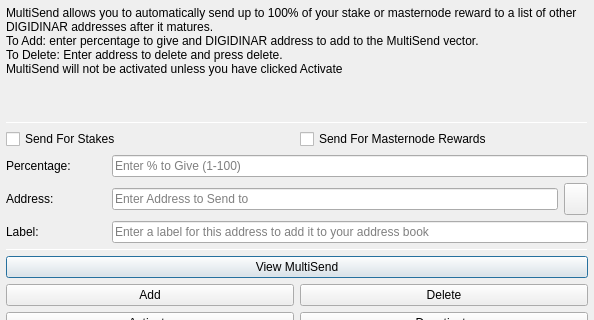
First picture: the form in src/qt/forms/multisenddialog.ui, repository DigiDinar-Project/DigiDinar, before the edit; both pictures show x 0 to 594 and y 0 to 320 of the 594 by 526 pixel window.
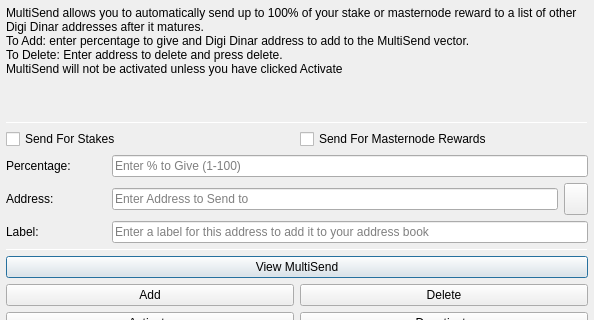
Second picture: the form after the edit. Icons and pictures are not drawn.

The edit to the form file:
```diff
--- a/src/qt/forms/multisenddialog.ui
+++ b/src/qt/forms/multisenddialog.ui
@@ -37,8 +37,8 @@
         <number>1</number>
        </property>
        <property name="text">
-        <string>MultiSend allows you to automatically send up to 100% of your stake or masternode reward to a list of other DIGIDINAR addresses after it matures.
-To Add: enter percentage to give and DIGIDINAR address to add to the MultiSend vector.
+        <string>MultiSend allows you to automatically send up to 100% of your stake or masternode reward to a list of other Digi Dinar addresses after it matures.
+To Add: enter percentage to give and Digi Dinar address to add to the MultiSend vector.
 To Delete: Enter address to delete and press delete.
 MultiSend will not be activated unless you have clicked Activate</string>
        </property>
```
